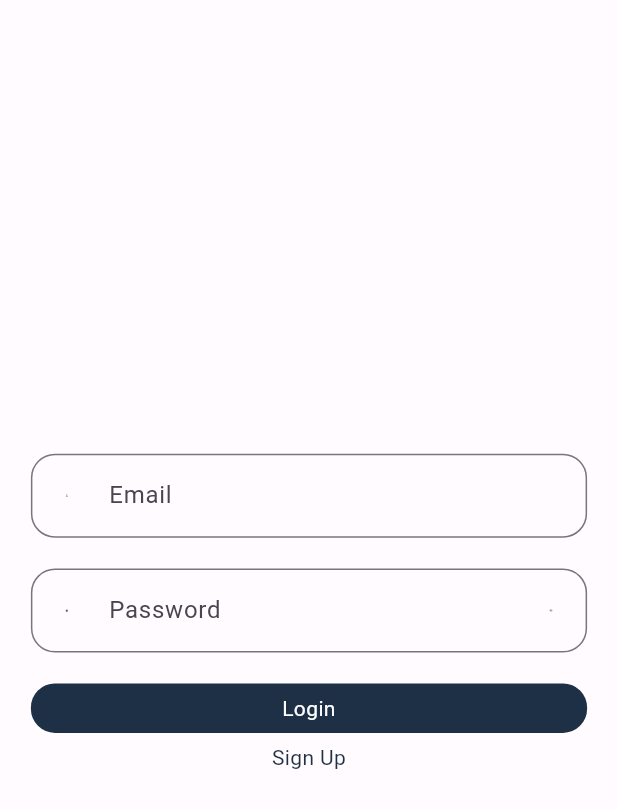
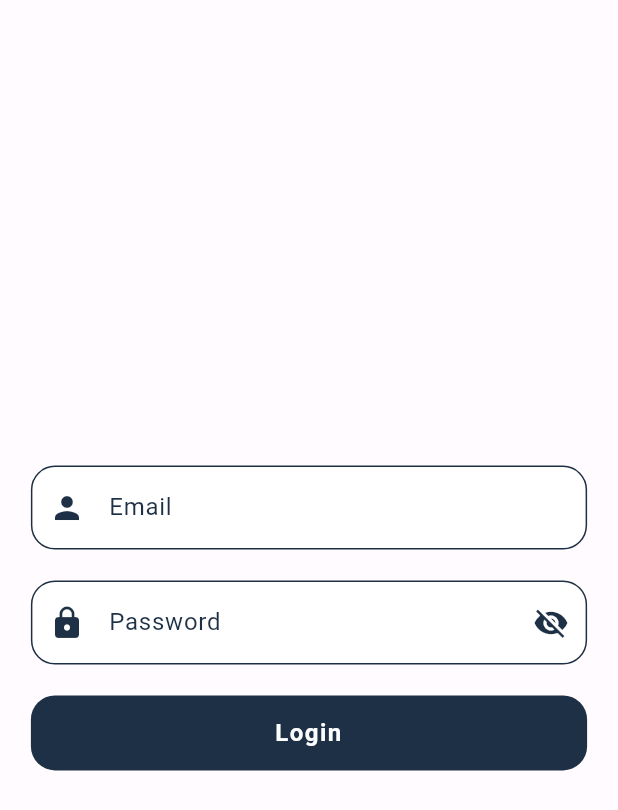
Before and after one commit to codebefore/atakholdingmobile, a Flutter app: the screen it shows after launch, on a phone screen of 412 x 824 dp. Shown: the top 810 px of the screen. Run offline on Flutter 3.47's test engine with Material 3 defaults, Android fonts, the phone set to English and light mode, and no system bars; our stand-ins replace dio, dropdown_button2, fluttertoast, get, get_it, get_storage and 1 more.

Commit message:
Enhance login screen with biometric prompt and improved UI elements

```diff
--- a/atakholdingapp/lib/auth/login_screen.dart
+++ b/atakholdingapp/lib/auth/login_screen.dart
@@ -55,7 +55,15 @@ class _LoginScreenState extends State<LoginScreen> {
         authController.setToken(token ?? "");
         authController.setUser(user);
         Get.offAllNamed(Pages.home);
+      } else {
+        setState(() {
+          hideLoginElements = false;
+        });
       }
+    } else {
+      setState(() {
+        hideLoginElements = false;
+      });
     }
   }
 
@@ -86,10 +94,44 @@ class _LoginScreenState extends State<LoginScreen> {
         body: Form(
       key: _formKey,
       child: hideLoginElements == true
-          ? const Flex(
-              direction: Axis.vertical,
-              mainAxisAlignment: MainAxisAlignment.center,
-              children: [Text("Hide Login Elements")],
+          ? Container(
+              padding: const EdgeInsets.symmetric(horizontal: 24),
+              child: Column(
+                mainAxisAlignment: MainAxisAlignment.center,
+                children: [
+                  Container(
+                    width: 80,
+                    height: 80,
+                    decoration: BoxDecoration(
+                      color: Theme.of(context).primaryColor.withOpacity(0.1),
+                      shape: BoxShape.circle,
+                    ),
+                    child: Icon(
+                      Icons.fingerprint,
+                      size: 50,
+                      color: Theme.of(context).primaryColor,
+                    ),
+                  ),
+                  const SizedBox(height: 24),
+                  Text(
+                    'Hoşgeldiniz'.tr,
+                    style: const TextStyle(
+                      fontSize: 24,
+                      fontWeight: FontWeight.bold,
+                    ),
+                  ),
+                  const SizedBox(height: 8),
+                  Text(
+                    'Giriş yapmak için biyometrik verinizi onaylayın'.tr,
+                    textAlign: TextAlign.center,
+                    style: TextStyle(
+                      fontSize: 16,
+                      color: Colors.grey[600],
+                    ),
+                  ),
+                  const SizedBox(height: 32),
+                ],
+              ),
             )
           : Flex(
               direction: Axis.vertical,
@@ -101,29 +143,42 @@ class _LoginScreenState extends State<LoginScreen> {
                 passwordArea,
                 spacer(),
                 loginButton,
-                signUpButton
+                // signUpButton
               ],
             ),
     ));
   }
 
-  BaseButton get signUpButton => BaseButton(
-        text: "signup".tr,
-        onTap: () => {},
-        bgColor: Colors.transparent,
-        textColor: Theme.of(context).colorScheme.primary,
-      );
+  // BaseButton get signUpButton => BaseButton(
+  //       text: "signup".tr,
+  //       onTap: () => {},
+  //       bgColor: Colors.transparent,
+  //       textColor: Theme.of(context).colorScheme.primary,
+  //     );
 
   BaseInput get emailArea => BaseInput(
         controller: emailtextcontroller,
         focusNode: emailFocus,
         decoration: InputDecoration(
+          filled: true,
+          fillColor: Colors.white,
           border: OutlineInputBorder(
-              borderRadius: BorderRadius.all(Radius.circular(borderRadius))),
+              borderRadius: BorderRadius.all(Radius.circular(borderRadius)),
+              borderSide: BorderSide(color: Theme.of(context).primaryColor)),
+          enabledBorder: OutlineInputBorder(
+              borderRadius: BorderRadius.all(Radius.circular(borderRadius)),
+              borderSide: BorderSide(color: Theme.of(context).primaryColor)),
+          focusedBorder: OutlineInputBorder(
+              borderRadius: BorderRadius.all(Radius.circular(borderRadius)),
+              borderSide:
+                  BorderSide(color: Theme.of(context).primaryColor, width: 2)),
           labelText: 'email'.tr,
+          labelStyle: TextStyle(color: Theme.of(context).primaryColor),
           hintText: 'enter_email'.tr,
           prefixIcon: Icon(Icons.person,
-              size: screenWidth * .005, color: Theme.of(context).primaryColor),
+              size: 24, color: Theme.of(context).primaryColor),
+          contentPadding:
+              const EdgeInsets.symmetric(horizontal: 16, vertical: 16),
         ),
         keyboardType: TextInputType.emailAddress,
         textInputAction: TextInputAction.next,
@@ -142,7 +197,13 @@ class _LoginScreenState extends State<LoginScreen> {
   BaseButton get loginButton => BaseButton(
         text: "login".tr,
         onTap: validateAndSave,
-        width: screenWidth,
+        width: screenWidth * 0.9,
+        height: 50,
+        style: const TextStyle(
+          fontSize: 16,
+          fontWeight: FontWeight.w600,
+          letterSpacing: 1,
+        ),
       );
 
   BaseInput get passwordArea => BaseInput(
@@ -150,35 +211,43 @@ class _LoginScreenState extends State<LoginScreen> {
         focusNode: passwordFocus,
         obsecure: obsecurePassword,
         decoration: InputDecoration(
+          filled: true,
+          fillColor: Colors.white,
+          border: OutlineInputBorder(
+              borderRadius: BorderRadius.all(Radius.circular(borderRadius)),
+              borderSide: BorderSide(color: Theme.of(context).primaryColor)),
+          enabledBorder: OutlineInputBorder(
+              borderRadius: BorderRadius.all(Radius.circular(borderRadius)),
+              borderSide: BorderSide(color: Theme.of(context).primaryColor)),
+          focusedBorder: OutlineInputBorder(
+              borderRadius: BorderRadius.all(Radius.circular(borderRadius)),
+              borderSide:
+                  BorderSide(color: Theme.of(context).primaryColor, width: 2)),
           suffixIcon: GestureDetector(
               onTap: () {
                 setState(() {
                   obsecurePassword = !obsecurePassword;
                 });
               },
-              child: obsecurePassword == true
-                  ? Icon(
-                      Icons.visibility_off_sharp,
-                      color: Theme.of(context).primaryColor,
-                      size: screenWidth * .005,
-                    )
-                  : Icon(
-                      Icons.visibility,
-                      color: Theme.of(context).primaryColor,
-                      size: screenWidth * .005,
-                    )),
-          border: OutlineInputBorder(
-              borderRadius: BorderRadius.all(Radius.circular(borderRadius))),
+              child: Icon(
+                obsecurePassword ? Icons.visibility_off : Icons.visibility,
+                color: Theme.of(context).primaryColor,
+                size: 24,
+              )),
           labelText: "password".tr,
+          labelStyle: TextStyle(color: Theme.of(context).primaryColor),
           hintText: "enter_password".tr,
-          prefixIcon: Icon(Icons.lock,
-              size: screenWidth * .005, color: Theme.of(context).primaryColor),
+          prefixIcon:
+              Icon(Icons.lock, size: 24, color: Theme.of(context).primaryColor),
+          contentPadding:
+              const EdgeInsets.symmetric(horizontal: 16, vertical: 16),
         ),
         keyboardType: TextInputType.text,
         textFormatters: const [],
         textInputAction: TextInputAction.done,
         onEditingComplete: () {
           passwordFocus.unfocus();
+          validateAndSave();
         },
         onChanged: (String value) {
           authController.loginModel.password = value;
@@ -186,13 +255,13 @@ class _LoginScreenState extends State<LoginScreen> {
         },
         validator: (value) => (value ?? '').isEmpty ? "empty_error".tr : null,
       );
-  Container get logo => Container(
-        height: screenHeight * .18,
-        width: screenWidth,
-        decoration: const BoxDecoration(
-          image: DecorationImage(
-            image: AssetImage('lib/assets/images/persanlogo.png'),
-          ),
-        ),
-      );
+  // Container get logo => Container(
+  //       height: screenHeight * .18,
+  //       width: screenWidth,
+  //       decoration: const BoxDecoration(
+  //         image: DecorationImage(
+  //           image: AssetImage('lib/assets/images/persanlogo.png'),
+  //         ),
+  //       ),
+  //     );
 }
```
